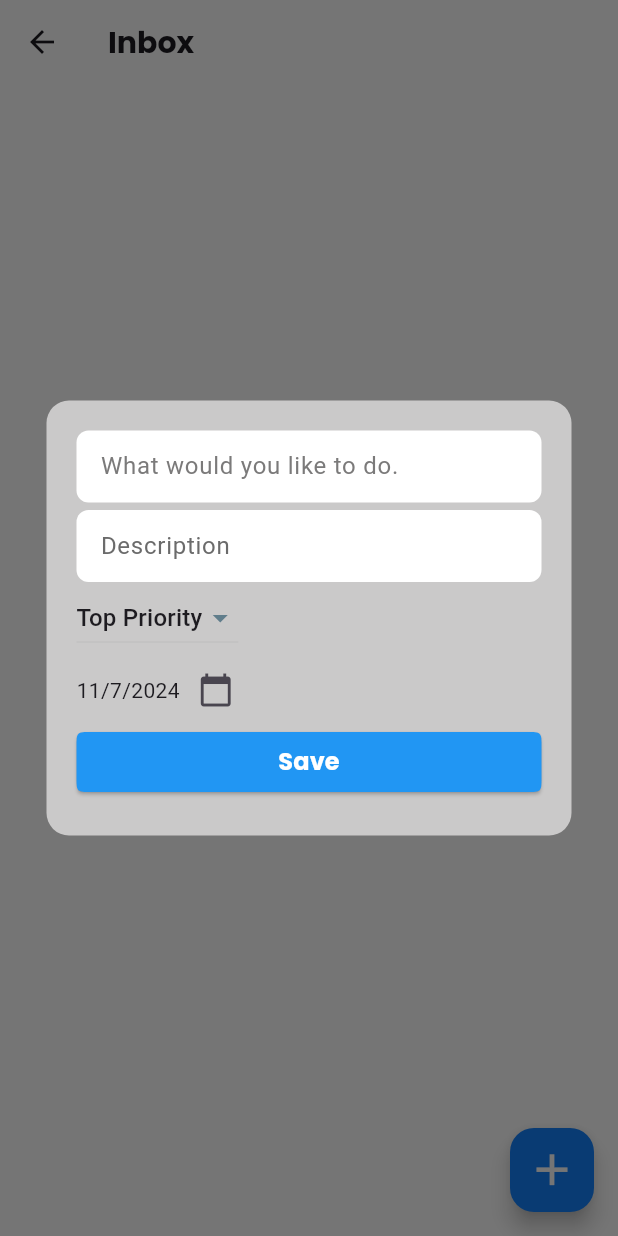
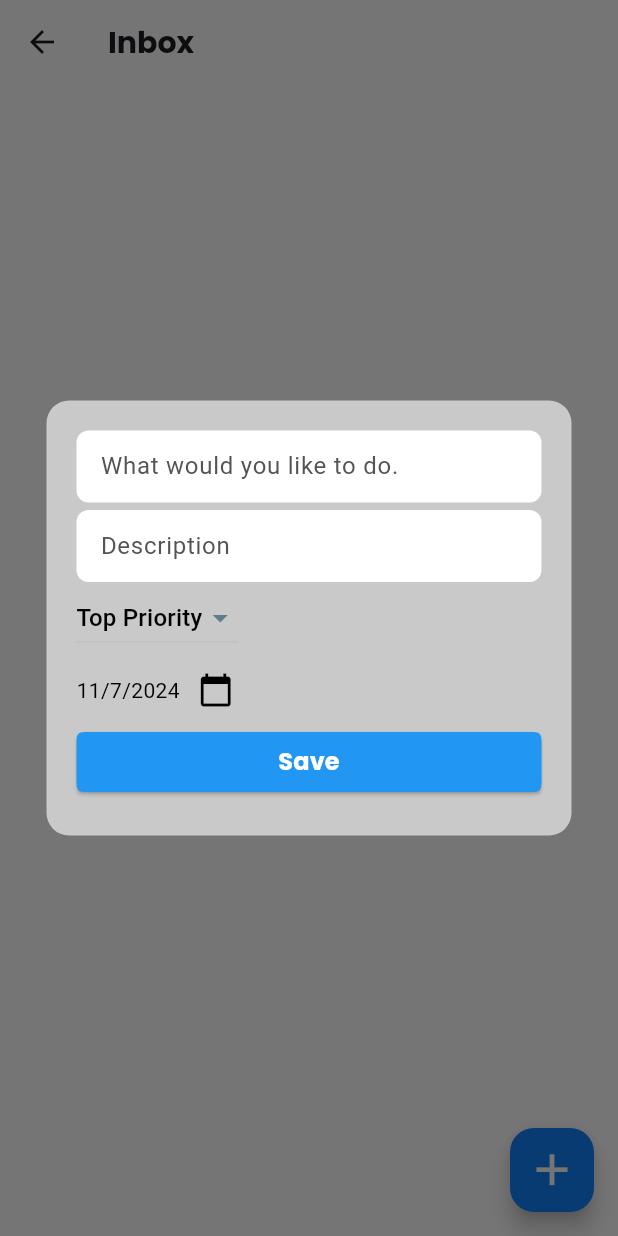
Before and after one commit to Rabeeheee/Track, a Flutter app: the InboxScreen screen opened directly, after a tap on the "add" icon, on a phone screen of 412 x 824 dp. Run offline on Flutter 3.47's test engine with Material 3 defaults, Android fonts, the phone set to English and light mode, and no system bars; our stand-ins replace cached_network_image, fl_chart, flutter_local_notifications, font_awesome_flutter, hive, hive_flutter and 7 more; missing offline and left inert: iconify_flutter; accounts and stored records are empty.

Commit message:
web completed

```diff
--- a/lib/pages/tabs/Habit/add_habit_reminder.dart
+++ b/lib/pages/tabs/Habit/add_habit_reminder.dart
@@ -220,7 +220,9 @@ class _AddHabitReminderState extends State<AddHabitReminder> {
                       print(widget.title);
                       print('snackbar top');
                       ScaffoldMessenger.of(context).showSnackBar(
-                        SnackBar(content: Text('Habit reminder saved!')),
+                        SnackBar(content: Text('Habit saved succesfully!'),
+                        backgroundColor: Colors.green,
+                        ),
                       );
 
                       Navigator.pushAndRemoveUntil(
--- a/lib/pages/tabs/Habit/habit_detail.dart
+++ b/lib/pages/tabs/Habit/habit_detail.dart
@@ -1,5 +1,4 @@
 import 'dart:convert';
-import 'dart:io';
 
 import 'package:flutter/material.dart';
 import 'package:provider/provider.dart';
--- a/lib/pages/widgets/Add_task/show_dialoge.dart
+++ b/lib/pages/widgets/Add_task/show_dialoge.dart
@@ -54,10 +54,11 @@ class _TaskDialogState extends State<TaskDialog> {
             crossAxisAlignment: CrossAxisAlignment.start,
             children: [
               TextField(
+                style: TextStyle(color: Colors.black),
                 controller: widget.titleController,
                 decoration: InputDecoration(
                   labelText: 'What would you like to do.',
-                  labelStyle: TextStyle(color: const Color.fromARGB(255, 123, 122, 122)),
+                  labelStyle: TextStyle(color: const Color.fromARGB(255, 84, 84, 84)),
                   filled: true,
                   fillColor: Colors.white,
                   contentPadding:
@@ -77,10 +78,11 @@ class _TaskDialogState extends State<TaskDialog> {
               ),
               SizedBox(height: 5),
               TextField(
+                style: TextStyle(color: Colors.black),
                 controller: widget.descriptionController,
                 decoration: InputDecoration(
                   labelText: 'Description',
-                  labelStyle: TextStyle(color: const Color.fromARGB(255, 107, 107, 107)),
+                  labelStyle: TextStyle(color: const Color.fromARGB(255, 84, 84, 84)),
                   filled: true,
                   fillColor: Colors.white,
                   contentPadding:
@@ -103,11 +105,15 @@ class _TaskDialogState extends State<TaskDialog> {
                 iconEnabledColor: Colors.blueGrey,
                 borderRadius: BorderRadius.circular(10),
                 value: selectedPriority,
-                items: <String>['Top Priority', 'Necessary', 'Regular', 'Delete']
+
+                items: <String>['Top Priority', 'Necessary', 'Regular', 'Delete',]
                     .map<DropdownMenuItem<String>>((String value) {
                   return DropdownMenuItem<String>(
+
                     value: value,
-                    child: Text(value),
+                    child: Text(value,style: TextStyle(
+                      color: Colors.black
+                    ),),
                   );
                 }).toList(),
                 onChanged: (String? newValue) {
@@ -122,7 +128,7 @@ class _TaskDialogState extends State<TaskDialog> {
                   Text(
                     selectedDateInDialog == null
                         ? "Today"
-                        : "${DateFormat.yMd().format(selectedDateInDialog!)}",
+                        : "${DateFormat.yMd().format(selectedDateInDialog!)}",style: TextStyle(color: Colors.black),
                   ),
                   IconButton(
                     onPressed: () async {
@@ -139,7 +145,7 @@ class _TaskDialogState extends State<TaskDialog> {
                         widget.onDateChanged(picked);
                       }
                     },
-                    icon: Icon(Icons.calendar_today),
+                    icon: Icon(Icons.calendar_today,color: Colors.black,),
                   ),
                 ],
               ),
```
Also changed, not shown: lib/pages/tabs/Habit/add_new_habit.dart (+12 -6 lines), lib/pages/tabs/Inbox/inbox_screen.dart (+41 -20 lines), lib/pages/tabs/diary/diary_screen.dart (+5 -4 lines).
